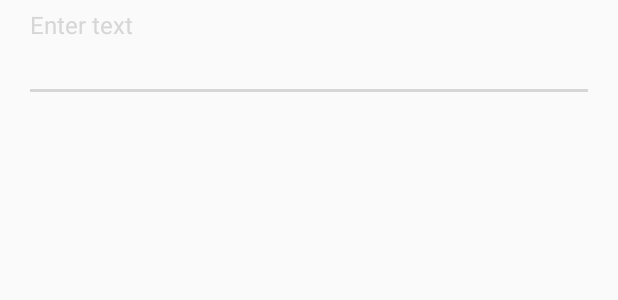
After one commit to tomar3/Studybook, an Android app: the layout dialog_text_input.xml on its own in the app's theme, with its tools: preview values and no code run, on a phone screen of 412 x 824 dp. The commit adds this screen. Shown: the top 300 px of the screen. Run offline under Robolectric (Android 15) with nearby library versions, the phone set to English and light mode, and no system bars.

Commit message:
feat: Create add new teacher dialog

```diff
--- a/android/Studybook/app/src/main/java/com/codertal/studybook/features/manage/classes/editaddclass/EditAddClassContract.java
+++ b/android/Studybook/app/src/main/java/com/codertal/studybook/features/manage/classes/editaddclass/EditAddClassContract.java
@@ -33,6 +33,8 @@ public interface EditAddClassContract {
 
         void showLoadTeachersError();
 
+        void showAddTeacherDialog();
+
     }
 
     abstract class Presenter extends SubscribablePresenter {
@@ -40,5 +42,7 @@ public interface EditAddClassContract {
         abstract void verifySaveClass(String className);
 
         abstract void loadClassInfo(long classId);
+
+        abstract void loadAddNewTeacher();
     }
 }
--- /dev/null
+++ b/android/Studybook/app/src/main/res/layout/dialog_text_input.xml
@@ -0,0 +1,33 @@
+<?xml version="1.0" encoding="utf-8"?>
+<!--
+  ~ Created by Talab Omar.
+  ~ Copyright (c) 2017. All rights reserved.
+  -->
+
+<FrameLayout xmlns:android="http://schemas.android.com/apk/res/android"
+    xmlns:tools="http://schemas.android.com/tools"
+    android:layout_width="match_parent"
+    android:layout_height="wrap_content"
+    xmlns:app="http://schemas.android.com/apk/res-auto"
+    android:paddingStart="16dp"
+    android:paddingEnd="16dp"
+    android:paddingBottom="16dp"
+    android:paddingTop="8dp">
+
+    <android.support.design.widget.TextInputLayout
+        android:id="@+id/input_layout"
+        android:layout_width="match_parent"
+        android:layout_height="wrap_content"
+        tools:hint="Enter text"
+        app:hintTextAppearance="@style/TextLabel">
+
+        <android.support.design.widget.TextInputEditText
+            android:id="@+id/et_input"
+            android:layout_width="match_parent"
+            android:layout_height="wrap_content"
+            android:imeOptions="actionDone"
+            android:maxLines="1"
+            android:inputType="text" />
+
+    </android.support.design.widget.TextInputLayout>
+</FrameLayout>
--- a/android/Studybook/app/src/main/res/values/strings.xml
+++ b/android/Studybook/app/src/main/res/values/strings.xml
@@ -38,5 +38,7 @@
 
     <!--shared-->
     <string name="required_label">Required</string>
+    <string name="okay_label">Okay</string>
+    <string name="cancel_label">Cancel</string>
 
 </resources>
```
Also changed, not shown: android/Studybook/app/src/main/java/com/codertal/studybook/features/manage/classes/editaddclass/EditAddClassActivity.java (+31 -8 lines), android/Studybook/app/src/main/java/com/codertal/studybook/features/manage/classes/editaddclass/EditAddClassPresenter.java (+8 -0 lines), android/Studybook/app/src/main/java/com/codertal/studybook/util/dialog/DialogUtils.java (added, +50 -0 lines), android/Studybook/app/src/main/java/com/codertal/studybook/util/dialog/TextSubmitListener.java (added, +13 -0 lines), 1 other file.
